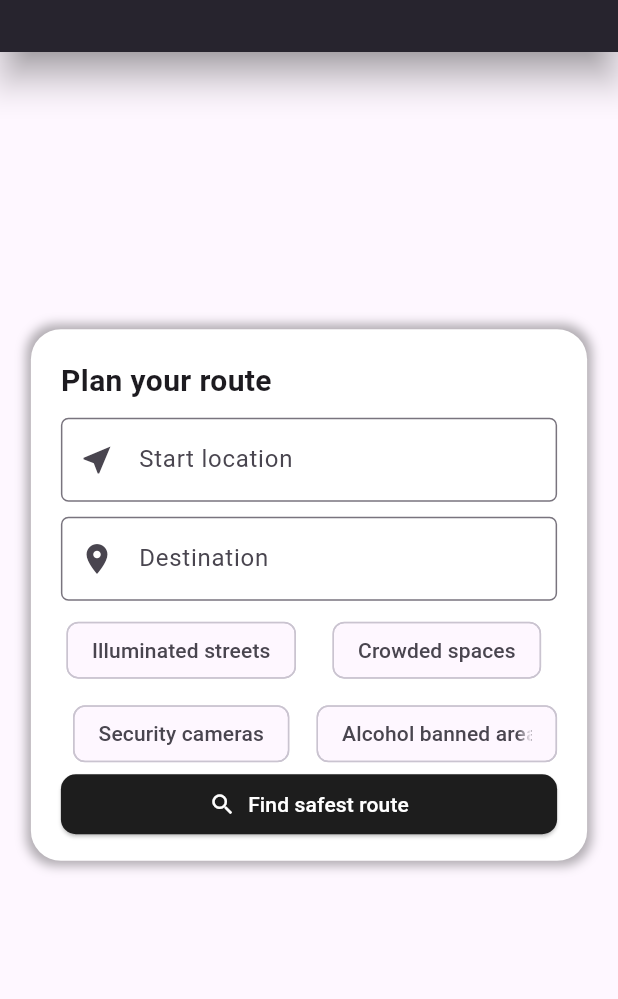
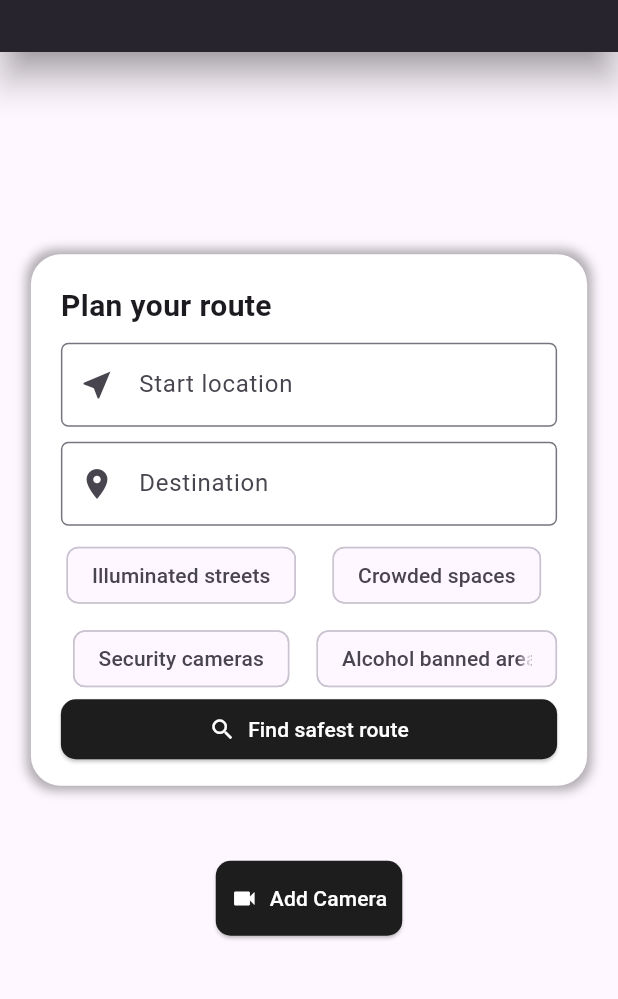
Before and after one commit to RikvanBilsen/Community-Safety, a Flutter app: the screen it shows after launch, on a phone screen of 412 x 824 dp, the part 98-1097 px from its top. Run offline on Flutter 3.47's test engine with Material 3 defaults, Android fonts, the phone set to English and light mode, and no system bars; our stand-ins replace firebase_core; accounts and stored records are empty; Roboto replaces fonts that are missing (InstrumentSans); project files that could hold a hidden picture were left out.

Commit message:
added private camera add button and page. Implemented firebase into the project.

```diff
--- a/community_safety/lib/pages/home.dart
+++ b/community_safety/lib/pages/home.dart
@@ -1,3 +1,6 @@
+// ignore_for_file: deprecated_member_use
+
+import 'package:community_safety/pages/add.dart';
 import 'package:flutter/material.dart';
 
 class HomePage extends StatefulWidget {
@@ -24,8 +27,33 @@ class _HomePageState extends State<HomePage> {
 
     return Scaffold(
       appBar: appBar(),
-      body: mainCard(screenWidth, screenHeight, cardWidth),
+      body: Column(
+        mainAxisAlignment: MainAxisAlignment.center,
+        children: [
+          mainCard(screenWidth, screenHeight, cardWidth),
+          SizedBox(height: 50),
+          addCameraBtn(context),
+        ],
+      ),
     );
+  }
+
+  ElevatedButton addCameraBtn(BuildContext context) {
+    return ElevatedButton.icon(
+          onPressed: () {
+            Navigator.push(context, MaterialPageRoute(builder: (context) => AddPage()));
+          },
+          icon: Icon(Icons.videocam, color: Colors.white),
+          label: Text("Add Camera"),
+          style: ElevatedButton.styleFrom(
+            backgroundColor: Color(blackColor),
+            foregroundColor: Colors.white,
+            padding: EdgeInsets.fromLTRB(10, 15, 10, 15),
+            shape: RoundedRectangleBorder(
+              borderRadius: BorderRadius.circular(10),
+            ),
+          ),
+        );
   }
 
   Center mainCard(double screenWidth, double screenHeight, double cardWidth) {
--- a/community_safety/pubspec.yaml
+++ b/community_safety/pubspec.yaml
@@ -9,6 +9,7 @@ environment:
 dependencies:
   flutter:
     sdk: flutter
+  firebase_core: ^3.13.0
 
 dev_dependencies:
   flutter_test:
```
Also changed, not shown: community_safety/lib/pages/add.dart (added, +118 -0 lines), community_safety/firebase.json (added), community_safety/lib/firebase_options.dart (added), community_safety/pubspec.lock, 6 other files.
